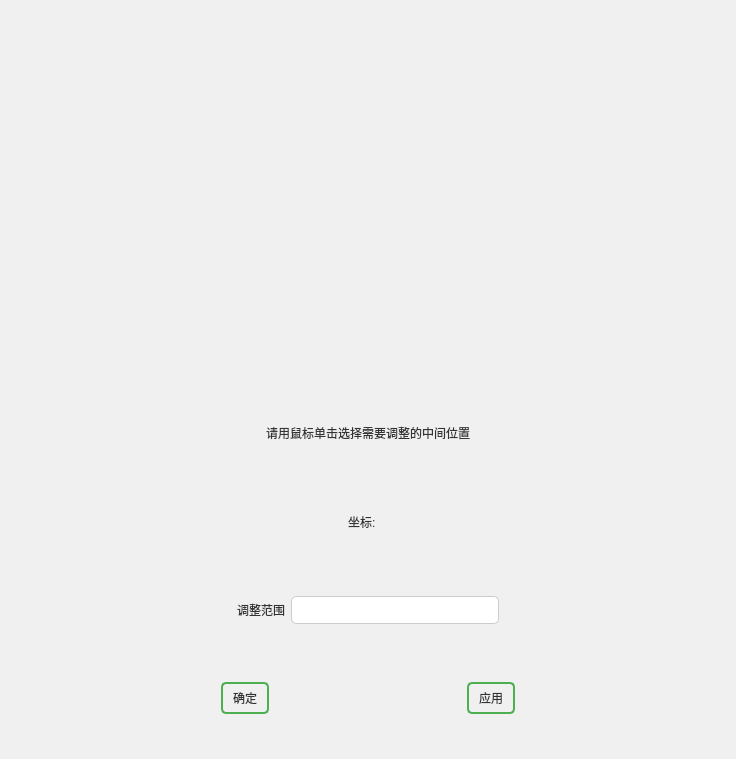
Above: ImageWithUI/ui/face.ui from Obj4ct/ImageWithUI before the change. Below: the same form after it.
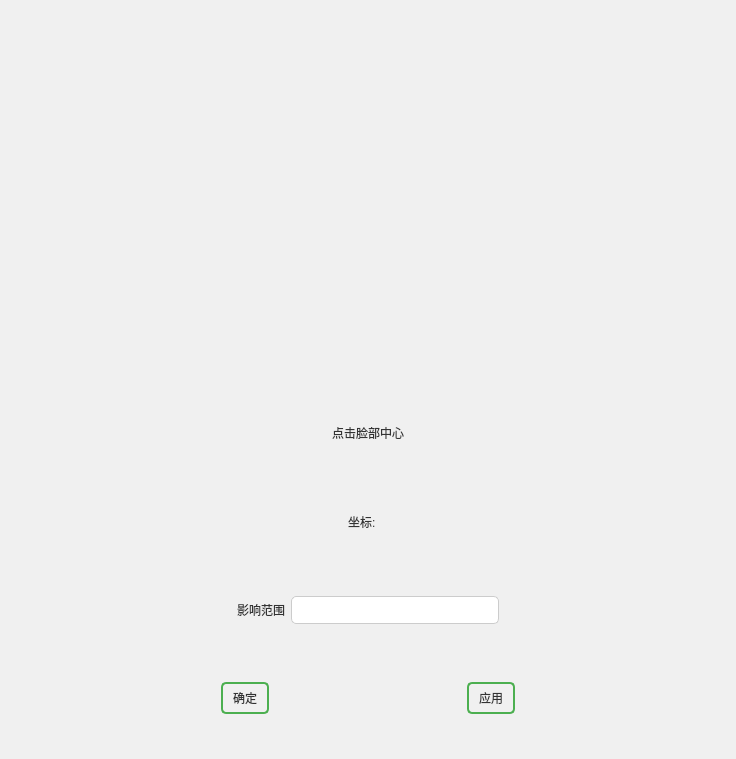
That is the form after the change.

```diff
--- a/ImageWithUI/ui/face.ui
+++ b/ImageWithUI/ui/face.ui
@@ -124,7 +124,7 @@
          <item>
           <widget class="QLabel" name="label_2">
            <property name="text">
-            <string>请用鼠标单击选择需要调整的中间位置</string>
+            <string>点击脸部中心</string>
            </property>
           </widget>
          </item>
@@ -209,7 +209,7 @@
          <item>
           <widget class="QLabel" name="label_6">
            <property name="text">
-            <string>调整范围</string>
+            <string>影响范围</string>
            </property>
           </widget>
          </item>
```
